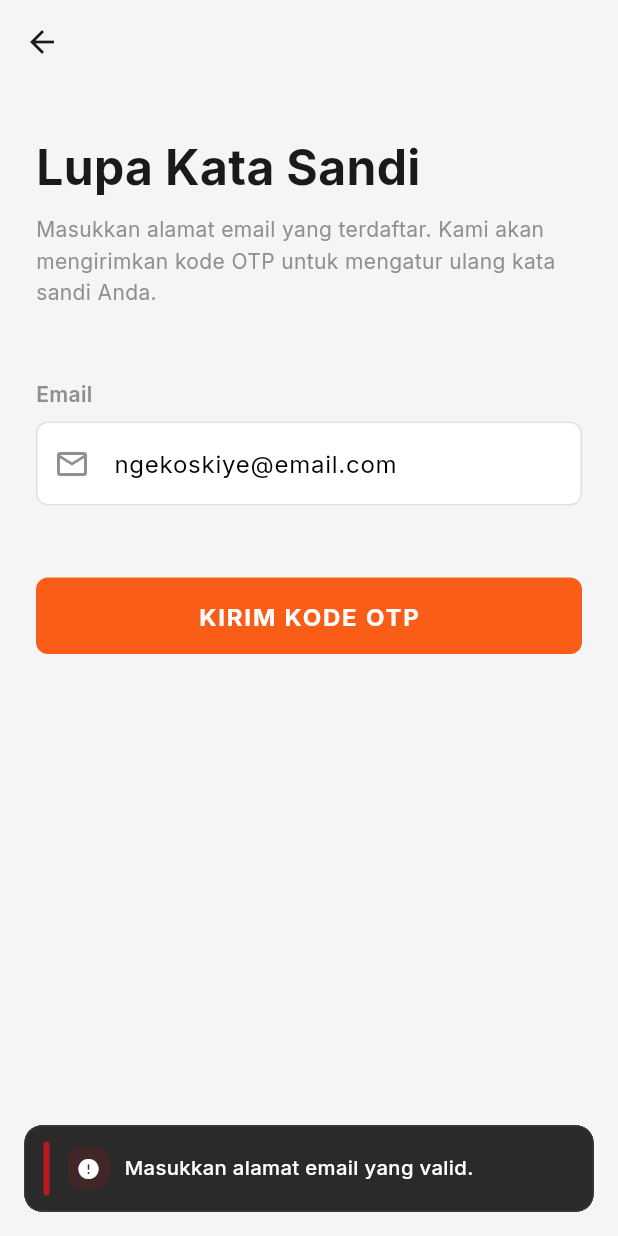
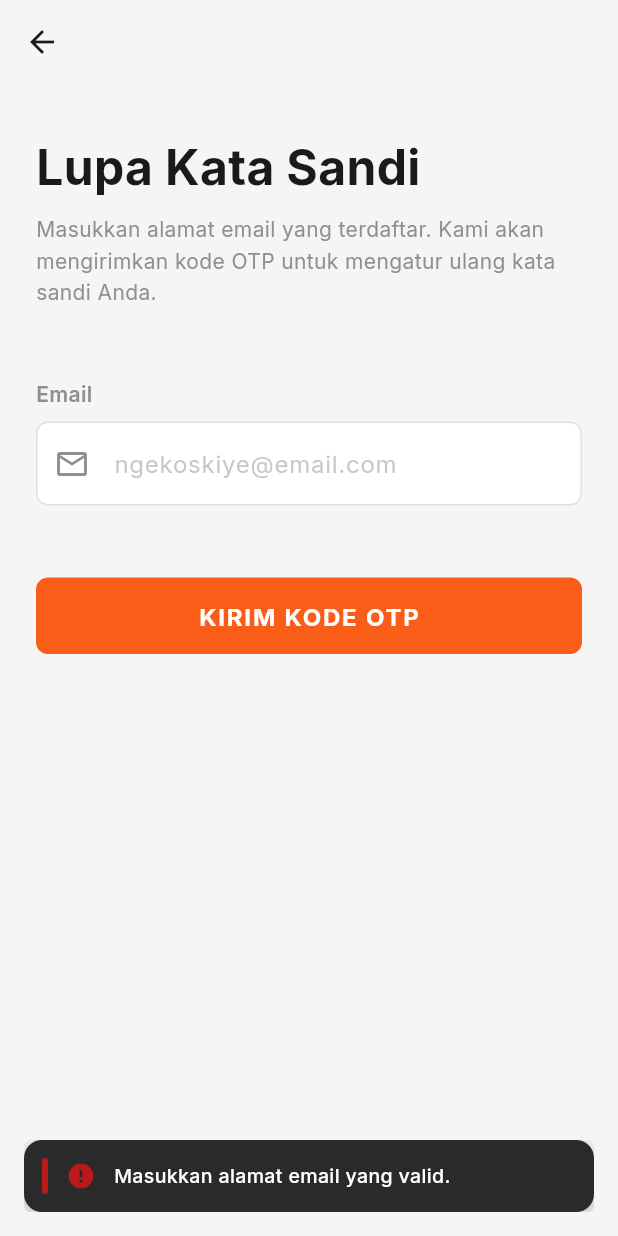
Before and after one commit to RozhakDev/NgekosKiye.app, a Flutter app: the ForgotPasswordScreen screen opened by its route, after a tap on "KIRIM KODE OTP", on a phone screen of 412 x 824 dp. Run offline on Flutter 3.47's test engine with Material 3 defaults, Android fonts, the phone set to English and light mode, and no system bars; our stand-ins replace dio, firebase_core, firebase_messaging, flutter_dotenv, flutter_local_notifications, flutter_map and 8 more; accounts and stored records are empty; network calls fail.

Commit message:
style(ui): improve hint text styling consistency

```diff
--- a/lib/core/theme/app_theme.dart
+++ b/lib/core/theme/app_theme.dart
@@ -43,6 +43,11 @@
       inputDecorationTheme: InputDecorationTheme(
         filled: true,
         fillColor: AppColors.surface,
+        hintStyle: GoogleFonts.inter(
+          color: AppColors.textSecondary.withValues(alpha: 0.5),
+          fontSize: 16,
+          fontWeight: FontWeight.w400,
+        ),
         border: OutlineInputBorder(borderRadius: BorderRadius.circular(8), borderSide: const BorderSide(color: AppColors.border)),
         enabledBorder: OutlineInputBorder(borderRadius: BorderRadius.circular(8), borderSide: const BorderSide(color: AppColors.border)),
         focusedBorder: OutlineInputBorder(borderRadius: BorderRadius.circular(8), borderSide: const BorderSide(color: AppColors.primary, width: 2)),
--- a/lib/core/utils/snackbar_utils.dart
+++ b/lib/core/utils/snackbar_utils.dart
@@ -26,18 +26,10 @@
         break;
       case SnackBarType.info:
       default:
-        accentColor = AppColors.secondary;
+        accentColor = AppColors.primary;
         icon = Icons.info_rounded;
         break;
     }
-
-    final effectiveAction = action == null
-        ? null
-        : SnackBarAction(
-            label: action.label,
-            textColor: accentColor,
-            onPressed: action.onPressed,
-          );
 
     final snackBar = SnackBar(
       elevation: 0,
@@ -45,60 +37,68 @@
       behavior: SnackBarBehavior.floating,
       margin: const EdgeInsets.fromLTRB(16, 0, 16, 16),
       padding: EdgeInsets.zero,
-      shape: RoundedRectangleBorder(borderRadius: BorderRadius.circular(12)),
+      duration: const Duration(seconds: 4),
       content: Container(
         decoration: BoxDecoration(
           color: surfaceColor,
           borderRadius: BorderRadius.circular(12),
-          border: Border.all(color: Colors.white.withValues(alpha: 0.08)),
           boxShadow: const [
             BoxShadow(
-              color: Color(0x33000000),
+              color: Colors.black26,
               blurRadius: 12,
-              offset: Offset(0, 6),
+              offset: Offset(0, 4),
             ),
           ],
         ),
-        padding: const EdgeInsets.symmetric(horizontal: 12, vertical: 10),
+        padding: const EdgeInsets.fromLTRB(12, 12, 8, 12),
         child: Row(
           children: [
             Container(
               width: 4,
-              height: 36,
+              height: 24,
               decoration: BoxDecoration(
                 color: accentColor,
                 borderRadius: BorderRadius.circular(2),
               ),
             ),
             const SizedBox(width: 12),
-            Container(
-              width: 28,
-              height: 28,
-              decoration: BoxDecoration(
-                color: accentColor.withValues(alpha: 0.16),
-                borderRadius: BorderRadius.circular(8),
-              ),
-              child: Icon(icon, color: Colors.white, size: 16),
-            ),
-            const SizedBox(width: 10),
-            Flexible(
+
+            Icon(icon, color: accentColor, size: 20),
+            const SizedBox(width: 12),
+
+            Expanded(
               child: Text(
                 message,
-                maxLines: 2,
-                overflow: TextOverflow.ellipsis,
                 style: const TextStyle(
                   color: Colors.white,
-                  fontSize: 13.5,
+                  fontSize: 13,
                   fontWeight: FontWeight.w500,
-                  height: 1.25,
                 ),
               ),
             ),
+
+            if (action != null) ...[
+              const SizedBox(width: 8),
+              TextButton(
+                onPressed: () {
+                  ScaffoldMessenger.of(context).hideCurrentSnackBar();
+                  action.onPressed();
+                },
+                style: TextButton.styleFrom(
+                  foregroundColor: accentColor,
+                  padding: const EdgeInsets.symmetric(horizontal: 12, vertical: 8),
+                  minimumSize: Size.zero,
+                  tapTargetSize: MaterialTapTargetSize.shrinkWrap,
+                ),
+                child: Text(
+                  action.label,
+                  style: const TextStyle(fontWeight: FontWeight.bold, fontSize: 13),
+                ),
+              ),
+            ],
           ],
         ),
       ),
-      action: effectiveAction,
-      duration: const Duration(seconds: 3),
     );
 
     ScaffoldMessenger.of(context)
--- a/lib/features/auth/presentation/screens/otp_screen.dart
+++ b/lib/features/auth/presentation/screens/otp_screen.dart
@@ -22,7 +22,7 @@
   final _focusNode = FocusNode();
 
   Timer? _timer;
-  int _start = 45;
+  int _start = 60;
   bool _canResend = false;
 
   @override
--- a/lib/features/kost/presentation/screens/search_screen.dart
+++ b/lib/features/kost/presentation/screens/search_screen.dart
@@ -80,7 +80,6 @@
               decoration: InputDecoration(
                 isDense: true,
                 hintText: 'Cari kost di daerah mana?',
-                hintStyle: const TextStyle(color: AppColors.textSecondary, fontSize: 14),
                 prefixIcon: const Icon(Icons.search, color: AppColors.textSecondary, size: 20),
                 suffixIcon: _searchController.text.isNotEmpty
                     ? IconButton(
```
Also changed, not shown: lib/features/kost/presentation/widgets/home_search_bar.dart (+8 -4 lines).
